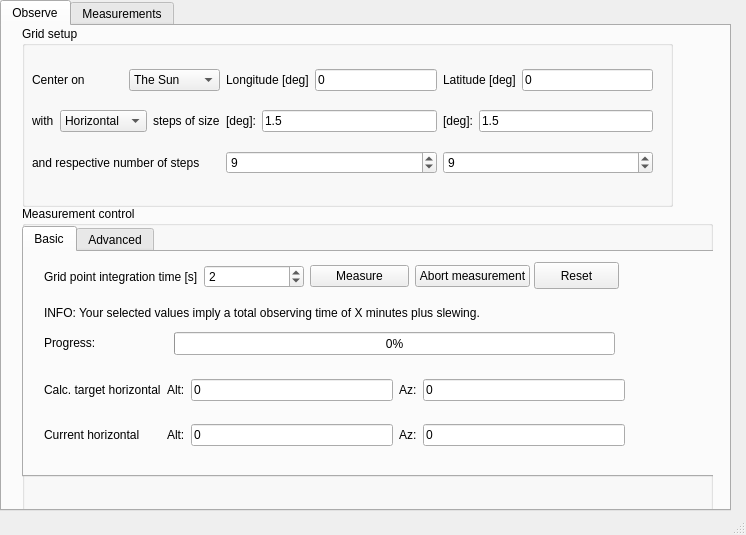
Qt form Control_program/SALSA_mapper_UI.ui (varenius/salsa) before a commit.
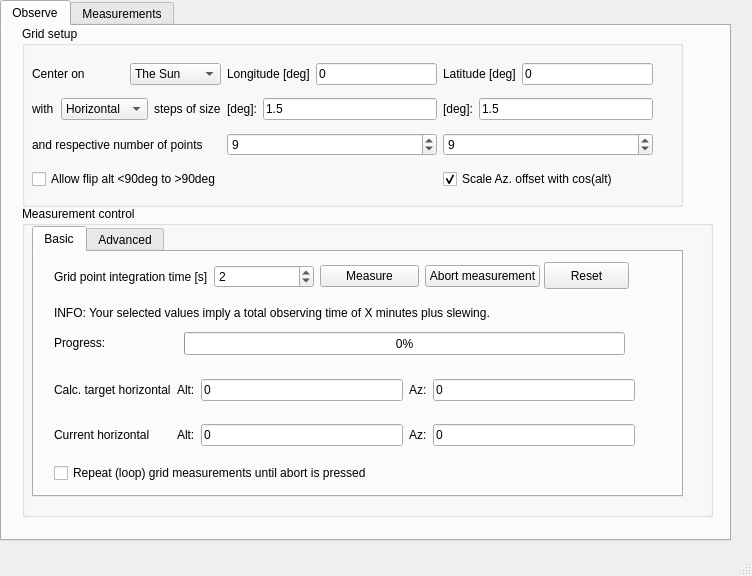
The same form after that commit.

```diff
--- a/Control_program/SALSA_mapper_UI.ui
+++ b/Control_program/SALSA_mapper_UI.ui
@@ -6,8 +6,8 @@
    <rect>
     <x>0</x>
     <y>0</y>
-    <width>746</width>
-    <height>535</height>
+    <width>752</width>
+    <height>576</height>
    </rect>
   </property>
   <property name="windowTitle">
@@ -20,7 +20,7 @@
       <x>0</x>
       <y>0</y>
       <width>731</width>
-      <height>511</height>
+      <height>541</height>
      </rect>
     </property>
     <property name="currentIndex">
@@ -35,7 +35,7 @@
        <rect>
         <x>20</x>
         <y>0</y>
-        <width>651</width>
+        <width>661</width>
         <height>181</height>
        </rect>
       </property>
@@ -48,7 +48,7 @@
          <x>10</x>
          <y>30</y>
          <width>621</width>
-         <height>131</height>
+         <height>141</height>
         </rect>
        </property>
        <layout class="QGridLayout" name="gridLayout">
@@ -260,7 +260,33 @@
         <item row="2" column="0">
          <widget class="QLabel" name="label_newtarget_4">
           <property name="text">
-           <string>and respective number of steps</string>
+           <string>and respective number of points</string>
+          </property>
+         </widget>
+        </item>
+        <item row="3" column="2">
+         <widget class="QCheckBox" name="scale_az_offset">
+          <property name="enabled">
+           <bool>true</bool>
+          </property>
+          <property name="text">
+           <string>Scale Az. offset with cos(alt)</string>
+          </property>
+          <property name="checked">
+           <bool>true</bool>
+          </property>
+         </widget>
+        </item>
+        <item row="3" column="0">
+         <widget class="QCheckBox" name="allow_flip">
+          <property name="enabled">
+           <bool>true</bool>
+          </property>
+          <property name="text">
+           <string>Allow flip alt &lt;90deg to &gt;90deg</string>
+          </property>
+          <property name="checked">
+           <bool>false</bool>
           </property>
          </widget>
         </item>
@@ -282,10 +308,10 @@
       <widget class="QTabWidget" name="tabWidget_3">
        <property name="geometry">
         <rect>
-         <x>0</x>
+         <x>10</x>
          <y>20</y>
-         <width>701</width>
-         <height>251</height>
+         <width>651</width>
+         <height>271</height>
         </rect>
        </property>
        <property name="currentIndex">
@@ -509,6 +535,25 @@
           <string>INFO: Your selected values imply a total observing time of X minutes plus slewing.</string>
          </property>
         </widget>
+        <widget class="QCheckBox" name="loop_grid_checkbox">
+         <property name="enabled">
+          <bool>true</bool>
+         </property>
+         <property name="geometry">
+          <rect>
+           <x>20</x>
+           <y>210</y>
+           <width>341</width>
+           <height>22</height>
+          </rect>
+         </property>
+         <property name="text">
+          <string>Repeat (loop) grid measurements until abort is pressed</string>
+         </property>
+         <property name="checked">
+          <bool>false</bool>
+         </property>
+        </widget>
        </widget>
        <widget class="QWidget" name="receiver_tab_advanced_4">
         <attribute name="title">
```
